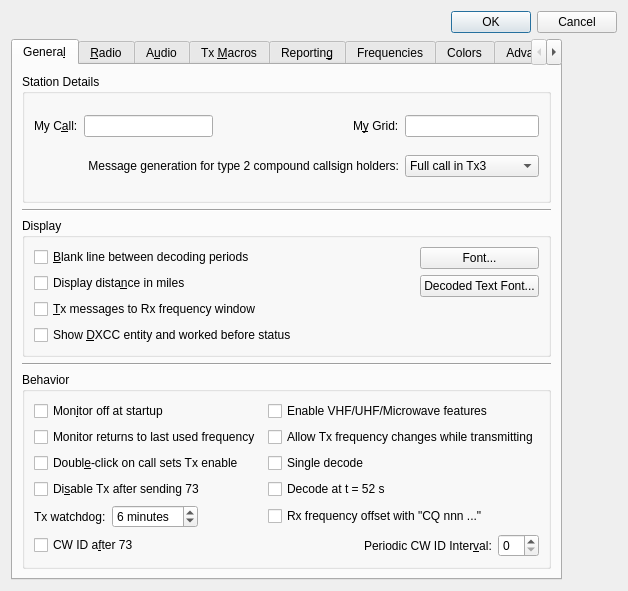
The window that Configuration.ui (saitohirga/WSJT-X) describes before a commit, drawn with Qt 5.
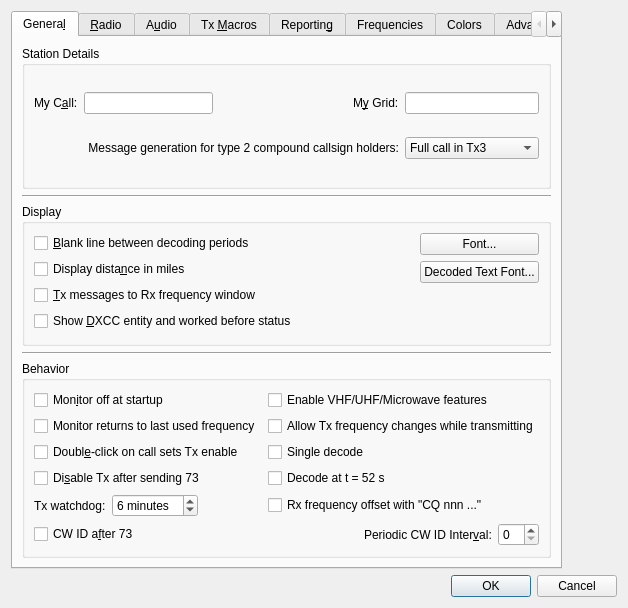
The same window after the commit.

Commit message: Correct the undesired relocation of "OK/Cancel" buttons on Settings screen.

```diff
--- a/Configuration.ui
+++ b/Configuration.ui
@@ -7,28 +7,13 @@
     <x>0</x>
     <y>0</y>
     <width>628</width>
-    <height>591</height>
+    <height>608</height>
    </rect>
   </property>
   <property name="windowTitle">
    <string>Settings</string>
   </property>
   <layout class="QVBoxLayout" name="verticalLayout_2">
-   <item>
-    <widget class="QDialogButtonBox" name="configuration_dialog_button_box">
-     <property name="toolTip">
-      <string>Discard or apply configuration changes including
-resetting the radio interface and applying any
-soundcard changes</string>
-     </property>
-     <property name="orientation">
-      <enum>Qt::Horizontal</enum>
-     </property>
-     <property name="standardButtons">
-      <set>QDialogButtonBox::Cancel|QDialogButtonBox::Ok</set>
-     </property>
-    </widget>
-   </item>
    <item>
     <widget class="QTabWidget" name="configuration_tabs">
      <property name="sizePolicy">
@@ -2459,6 +2444,21 @@
      </widget>
     </widget>
    </item>
+   <item>
+    <widget class="QDialogButtonBox" name="configuration_dialog_button_box">
+     <property name="toolTip">
+      <string>Discard or apply configuration changes including
+resetting the radio interface and applying any
+soundcard changes</string>
+     </property>
+     <property name="orientation">
+      <enum>Qt::Horizontal</enum>
+     </property>
+     <property name="standardButtons">
+      <set>QDialogButtonBox::Cancel|QDialogButtonBox::Ok</set>
+     </property>
+    </widget>
+   </item>
   </layout>
  </widget>
  <tabstops>
```
Left out of the diff: 8 changed lines with no effect on the pictures.
